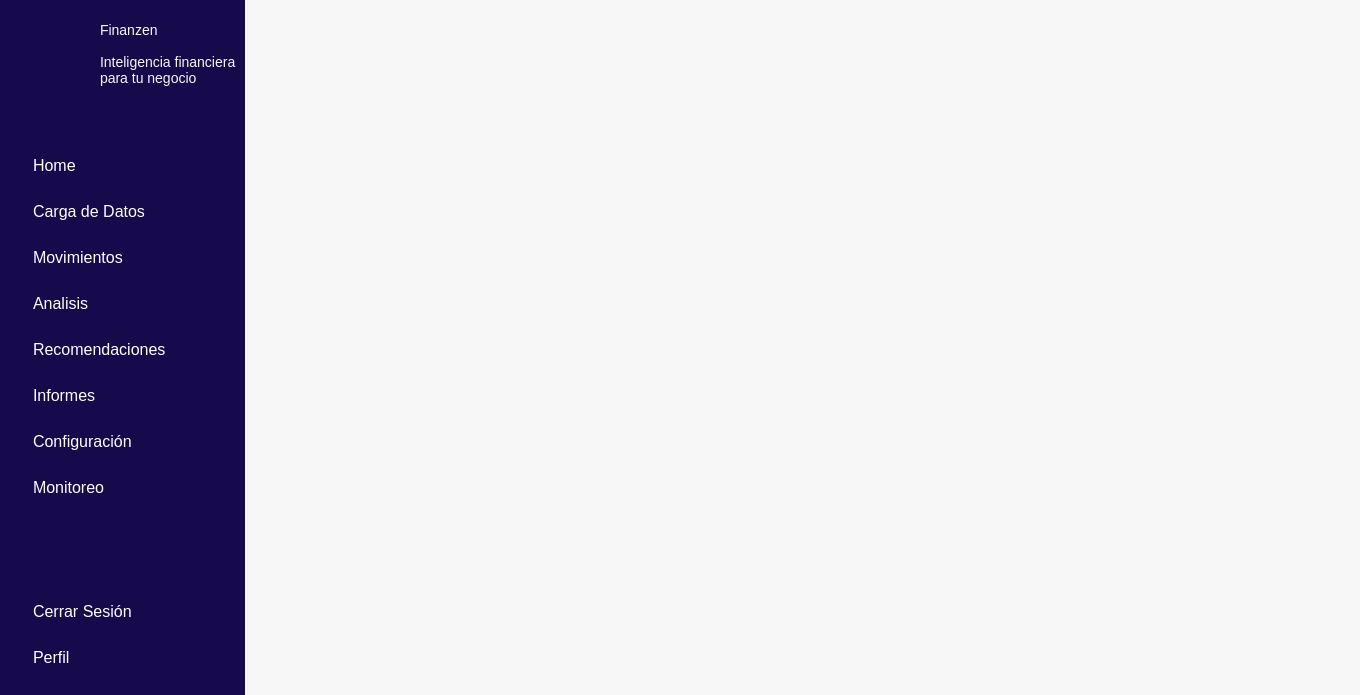
First picture: the form in app/ui/dashboard/dashboard.ui, repository Brando-1510/Proyecto-Integrador-2.0, before the edit.
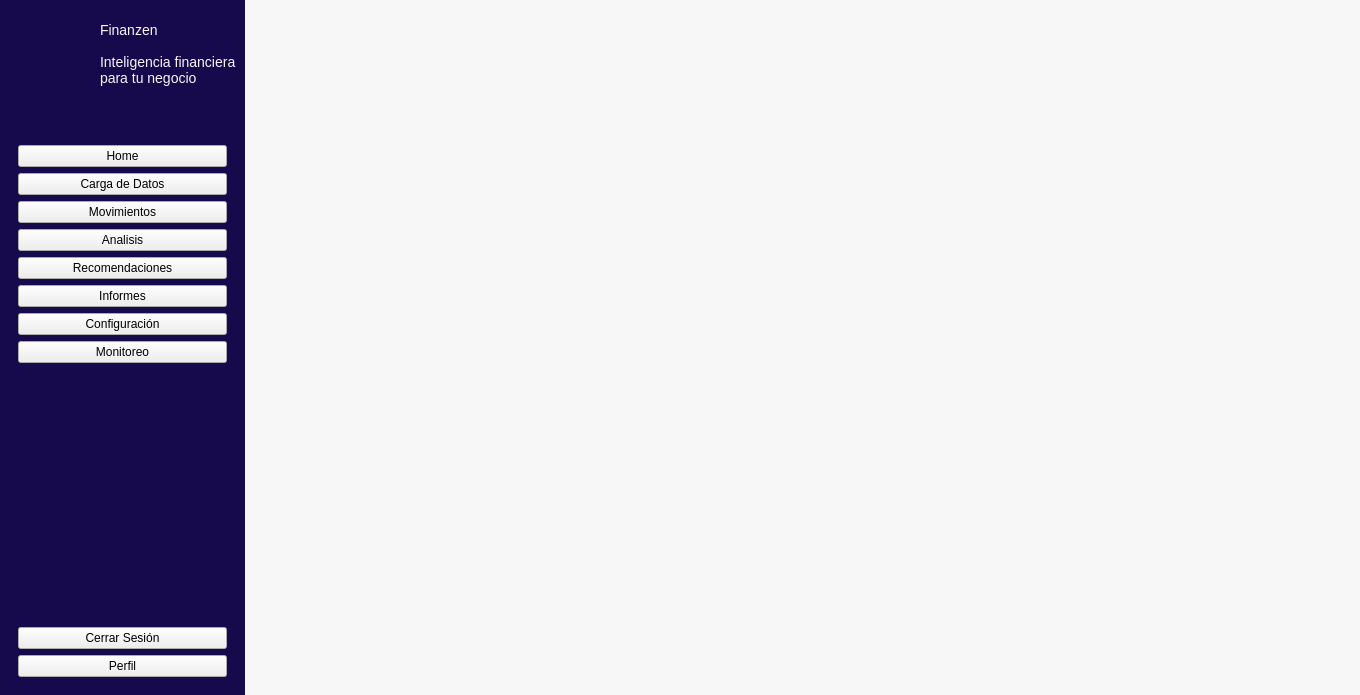
Second picture: the form after the edit. Icons and pictures are not drawn.

Patch:
```diff
--- a/app/ui/dashboard/dashboard.ui
+++ b/app/ui/dashboard/dashboard.ui
@@ -75,7 +75,7 @@
 QPushButton 
 ----------------------------------------------------------------------------------*/
 /* Estilo general para todos los botones del menú */
-QPushButton {
+QPushButton[boton=&quot;Dashboard&quot;] {
     background-color: transparent; /* Fondo transparente por defecto */
     color: #ffffff;               /* Texto blanco */
     font-size: 16px;              /* Tamaño de fuente */
@@ -93,7 +93,7 @@
 }
 
 /* Estado activo/seleccionado (como el botón &quot;Home&quot; morado) */
-QPushButton:checked, QPushButton:pressed {
+QPushButton[boton=&quot;Dashboard&quot;]:checked, QPushButton[boton=&quot;Dashboard&quot;]:pressed {
     background-color: #5d51f2;    /* Color morado de tu imagen */
 }
 
```
Left out of the diff: 32 changed lines with no effect on the pictures.
